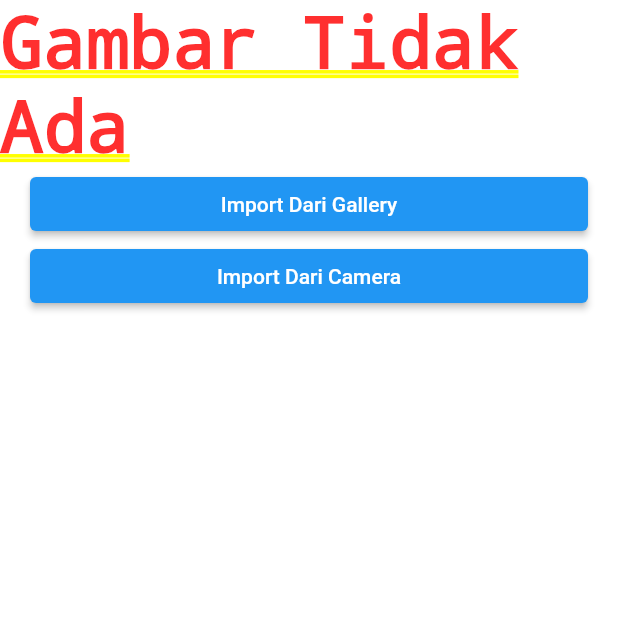
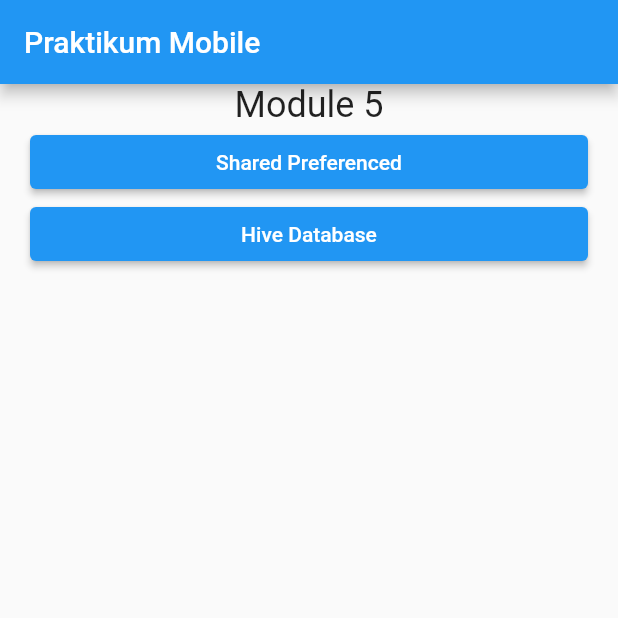
Before and after one commit to ekky2412/IF_Mobile_2022, a Flutter app: the screen it shows after launch, on a phone screen of 412 x 824 dp, the top half of it. Run offline on Flutter 3.47's test engine with Material 2 defaults, Android fonts, the phone set to English and light mode, and no system bars; our stand-ins replace hive, hive_flutter, image_picker; accounts and stored records are empty.

Commit message:
Shared Preference dan Hive

```diff
--- /dev/null
+++ b/lib/feature/module_6/homepage.dart
@@ -0,0 +1,16 @@
+import 'package:flutter/material.dart';
+import 'package:mobile_b/feature/module_6/homepage_body.dart';
+
+class HomePage extends StatelessWidget {
+  const HomePage({Key? key}) : super(key: key);
+
+  @override
+  Widget build(BuildContext context) {
+    return Scaffold(
+      appBar: AppBar(
+        title: Text("Praktikum Mobile"),
+      ),
+      body: HomePageBody(),
+    );
+  }
+}
--- /dev/null
+++ b/lib/feature/module_6/homepage_body.dart
@@ -0,0 +1,40 @@
+import 'package:flutter/material.dart';
+import 'package:mobile_b/feature/module_6/hive/contact_list.dart';
+import 'package:mobile_b/feature/module_6/shared_pref/shared_pref_page.dart';
+import 'package:mobile_b/tools/common_submit_button.dart';
+
+class HomePageBody extends StatefulWidget {
+  const HomePageBody({Key? key}) : super(key: key);
+
+  @override
+  State<HomePageBody> createState() => _HomePageBodyState();
+}
+
+class _HomePageBodyState extends State<HomePageBody> {
+  @override
+  Widget build(BuildContext context) {
+    return Container(
+      child: Column(
+        children: [
+          Text("Module 5", style: TextStyle(fontSize: 24),),
+          CommonSubmitButton(
+              labelButton: "Shared Preferenced",
+              submitCallback: (String value) {
+                Navigator.of(context).push(
+                  MaterialPageRoute(builder: (context) => SharedPrefPage())
+                );
+              }
+          ),
+          CommonSubmitButton(
+              labelButton: "Hive Database",
+              submitCallback: (String value) {
+                Navigator.of(context).push(
+                    MaterialPageRoute(builder: (context) => ContactList())
+                );
+              }
+          )
+        ],
+      ),
+    );
+  }
+}
--- a/lib/main.dart
+++ b/lib/main.dart
@@ -1,8 +1,19 @@
 import 'package:flutter/material.dart';
+import 'package:hive/hive.dart';
+import 'package:hive_flutter/hive_flutter.dart';
 import 'package:mobile_b/feature/module_5/image_picker/image_picker_section.dart';
+import 'package:mobile_b/feature/module_6/homepage.dart';
+import 'package:mobile_b/model/contact_list_model.dart';
 
-void main() {
+void main() async{
+  initiateLocalDB();
   runApp(const MyApp());
+}
+
+void initiateLocalDB() async {
+  await Hive.initFlutter();
+  Hive.registerAdapter(ContactListModelAdapter());
+  await Hive.openBox<ContactListModel>("contact_list");
 }
 
 class MyApp extends StatelessWidget {
@@ -11,7 +22,7 @@ class MyApp extends StatelessWidget {
   @override
   Widget build(BuildContext context) {
     return MaterialApp(
-      home: ImagePickerSection(),
+      home: HomePage(),
     );
   }
 
```
Also changed, not shown: lib/feature/module_6/hive/contact_list.dart (added, +74 -0 lines), lib/model/contact_list_model.dart (added, +17 -0 lines), pubspec.yaml (+7 -0 lines), lib/model/contact_list_model.g.dart (added), pubspec.lock.
